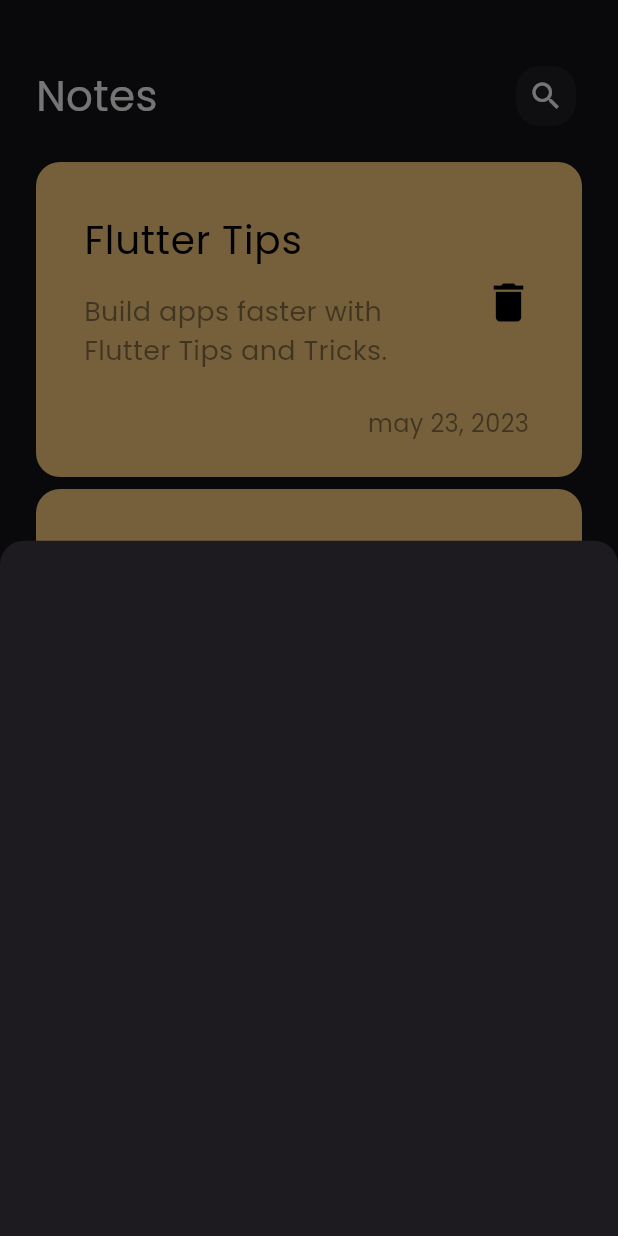
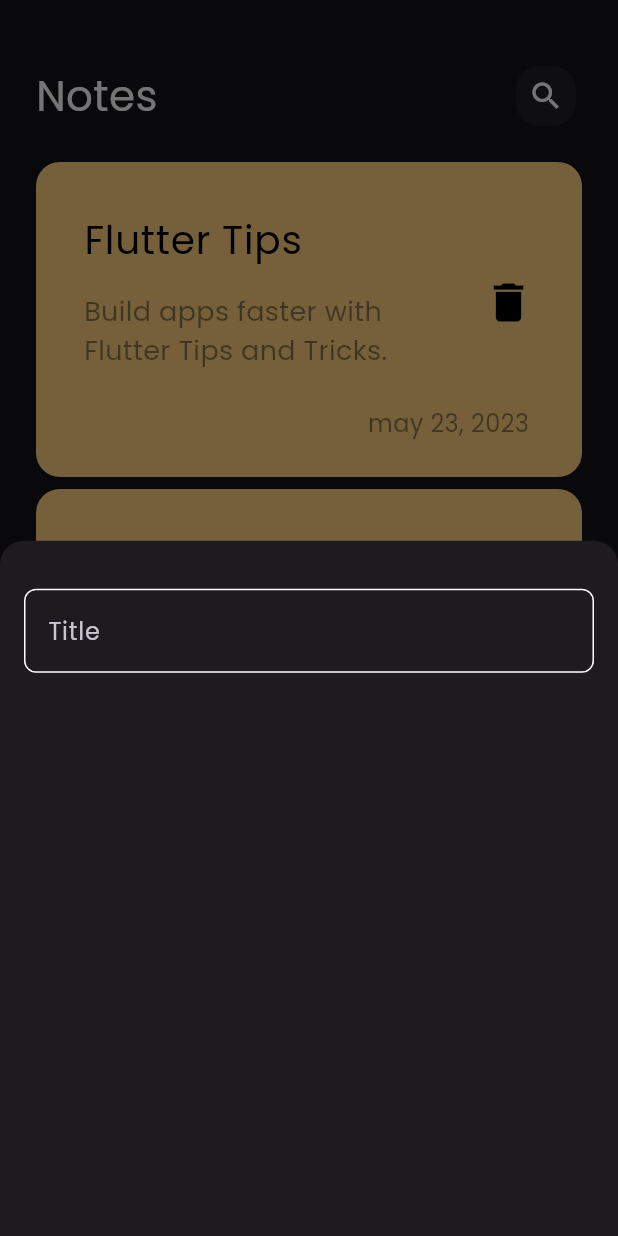
Before and after one commit to AbdllahAtef/notes_app, a Flutter app: the screen it shows after launch, after a tap on the "add" icon, on a phone screen of 412 x 824 dp. Run offline on Flutter 3.47's test engine with Material 3 defaults, Android fonts, the phone set to English and light mode, and no system bars.

Commit message:
create custom text field

```diff
--- /dev/null
+++ b/lib/constants.dart
@@ -0,0 +1,3 @@
+import 'package:flutter/material.dart';
+
+const kprimarycolor =  Color(0xff62fcd7);
--- /dev/null
+++ b/lib/widgets/custom_text_field.dart
@@ -0,0 +1,25 @@
+import 'package:flutter/material.dart';
+import 'package:notes_app/constants.dart';
+
+class CustomTextField extends StatelessWidget {
+  const CustomTextField({super.key});
+
+  @override
+  Widget build(BuildContext context) {
+    return TextField(
+      cursorColor: kprimarycolor,
+      decoration: InputDecoration(
+        enabledBorder: outlineinputborder(),
+        focusedBorder: outlineinputborder(kprimarycolor),
+        hintText: 'Title',
+      ),
+    );
+  }
+
+  OutlineInputBorder outlineinputborder([color]) {
+    return OutlineInputBorder(
+      borderRadius: const BorderRadius.all(Radius.circular(8.0)),
+      borderSide: BorderSide(color: color ?? Colors.white),
+    );
+  }
+}
--- a/lib/widgets/note_bottom_sheet.dart
+++ b/lib/widgets/note_bottom_sheet.dart
@@ -1,10 +1,14 @@
 import 'package:flutter/material.dart';
+import 'package:notes_app/widgets/custom_text_field.dart';
 
 class NoteBottomSheet extends StatelessWidget {
   const NoteBottomSheet({super.key});
 
   @override
   Widget build(BuildContext context) {
-    return Container();
+    return const Padding(
+      padding: EdgeInsets.symmetric(horizontal: 16.0, vertical: 32),
+      child: Column(children: [CustomTextField()]),
+    );
   }
 }
```
